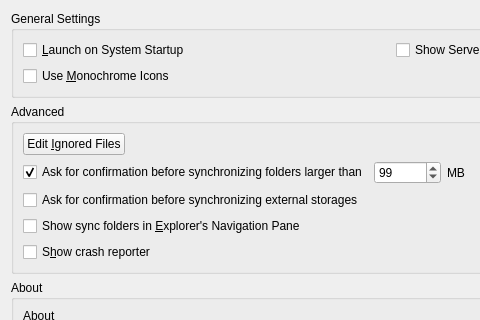
Above: src/gui/generalsettings.ui from nextcloud/desktop before the change; both pictures show x 0 to 480 and y 0 to 320 of the 785 by 523 pixel window. Below: the same form after it.
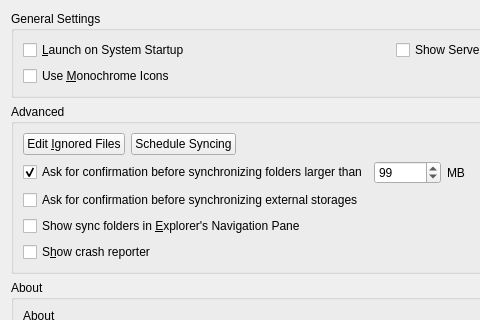
That is the form after the change.

Commit message: Change Schedule Widget to Dialog

```diff
--- a/src/gui/generalsettings.ui
+++ b/src/gui/generalsettings.ui
@@ -172,6 +172,13 @@
           </property>
          </widget>
         </item>
+        <item>
+         <widget class="QPushButton" name="scheduleSyncingButton">
+          <property name="text">
+           <string>Schedule Syncing</string>
+          </property>
+         </widget>
+        </item>
         <item>
          <spacer name="horizontalSpacer_4">
           <property name="orientation">
```
The commit also changes 10 other files.
